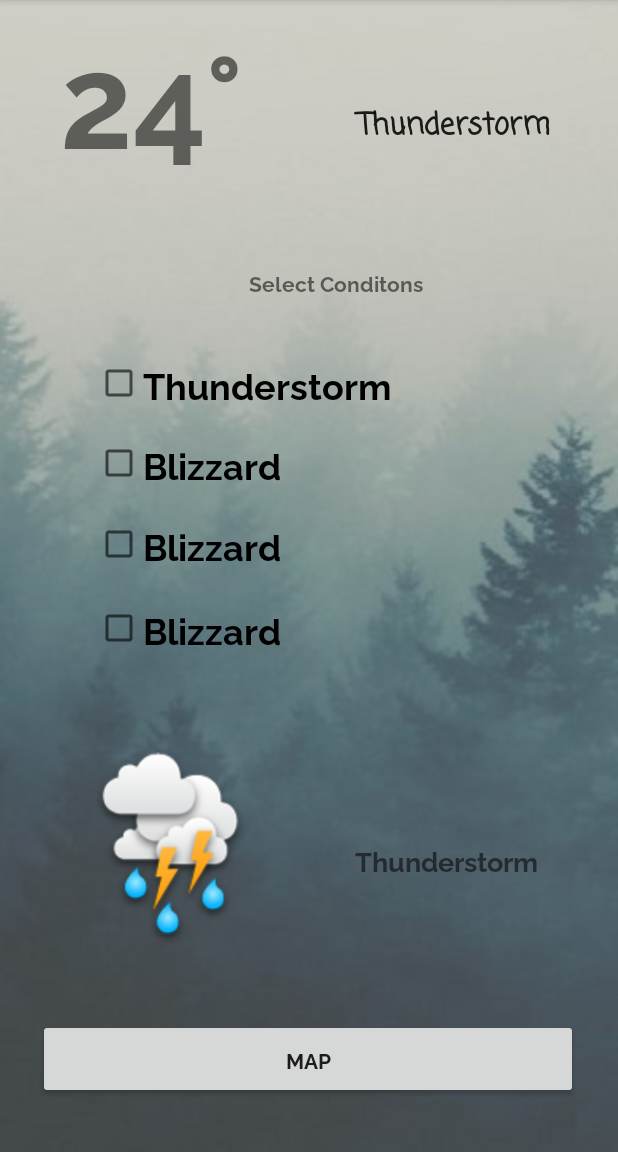
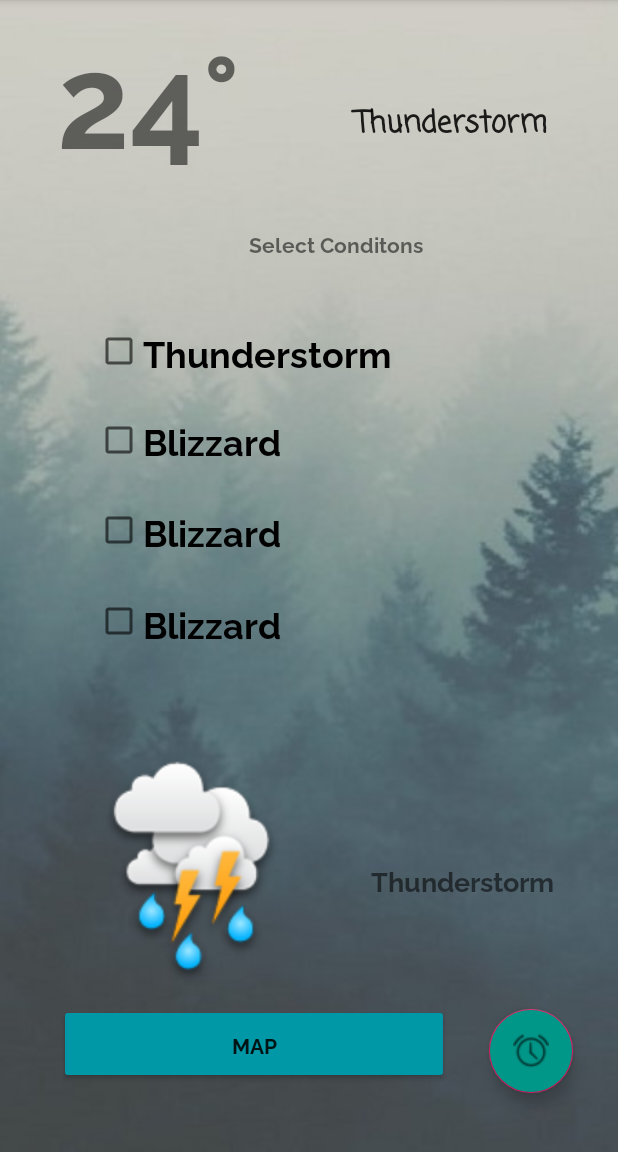
Before and after one commit to AV3110/Prototype_1, an Android app: the WeatherSwitches screen opened directly, with no data from a screen before it, on a phone screen of 412 x 824 dp, the part 84-1236 px from its top. Run offline under Robolectric (Android 15) with nearby library versions, the phone set to English and light mode, and no system bars; libraries missing offline, so code that uses them is left out: com.loopj.android, cz.msebera.android.

Commit message:
Get Hour and Minute

```diff
--- a/app/build.gradle
+++ b/app/build.gradle
@@ -30,6 +30,5 @@ dependencies {
     androidTestImplementation 'androidx.test.espresso:espresso-core:3.1.1'
     implementation 'com.loopj.android:android-async-http:1.4.9'
     implementation 'com.google.android.libraries.places:places:2.0.0'
-    implementation 'com.tapadoo.android:alerter:4.0.2'
 
 }
--- a/app/src/main/java/com/lightsabers/prototype_1/MainActivity.java
+++ b/app/src/main/java/com/lightsabers/prototype_1/MainActivity.java
@@ -8,7 +8,7 @@ import android.content.Intent;
 import android.os.Bundle;
 
 import com.google.android.material.floatingactionbutton.FloatingActionButton;
-import com.tapadoo.alerter.Alerter;
+
 
 import androidx.appcompat.app.AppCompatActivity;
 import androidx.appcompat.widget.Toolbar;
--- a/app/src/main/java/com/lightsabers/prototype_1/WeatherSwitches.java
+++ b/app/src/main/java/com/lightsabers/prototype_1/WeatherSwitches.java
@@ -6,7 +6,9 @@ import androidx.core.app.ActivityCompat;
 
 import android.Manifest;
 
+import android.app.AlarmManager;
 import android.app.ProgressDialog;
+import android.app.TimePickerDialog;
 import android.content.Context;
 import android.content.Intent;
 import android.content.pm.PackageManager;
@@ -24,6 +26,8 @@ import android.widget.ImageView;
 import android.widget.TextView;
 import android.widget.Toast;
 
+import com.google.android.material.floatingactionbutton.FloatingActionButton;
+import com.google.android.material.snackbar.Snackbar;
 import com.loopj.android.http.AsyncHttpClient;
 import com.loopj.android.http.JsonHttpResponseHandler;
 import com.loopj.android.http.RequestParams;
@@ -31,6 +35,7 @@ import com.loopj.android.http.RequestParams;
 import org.json.JSONObject;
 
 
+import java.util.Calendar;
 
 import cz.msebera.android.httpclient.Header;
 
@@ -41,6 +46,10 @@ public class WeatherSwitches extends AppCompatActivity    {
 
     LocationManager mLocationManager;
     LocationListener mLocationListener;
+    Calendar calendar = Calendar.getInstance();
+    TimePickerDialog.OnTimeSetListener onTimeSetListener;
+    AlarmManager alarmManager;
+
     String weatherText;
     long MIN_TIME = 5000;
     float MIN_DISTANCE = 1000;
@@ -56,15 +65,21 @@ public class WeatherSwitches extends AppCompatActivity    {
     Button goToMapBtn;
     CheckBox c1, c2;
     ProgressDialog progressDialog;
+    FloatingActionButton addAlarm;
     String latitude;
     String longitude;
+
+    String cboxText1 = "Thunderstorm";
+    String cboxText2 = "Blizzard";
+    String cboxText3 = "Downburst";
+    String cboxText4 = "Tornado";
 
 
     @Override
     protected void onCreate(Bundle savedInstanceState) {
         super.onCreate(savedInstanceState);
 
-        progressDialog = ProgressDialog.show(WeatherSwitches.this, "", "Please wait");
+        progressDialog = ProgressDialog.show(WeatherSwitches.this, "", "Loading Weather");
 
         setContentView(R.layout.activity_weather_switches);
         weatherTextView = findViewById(R.id.weatherTextView);
@@ -74,6 +89,14 @@ public class WeatherSwitches extends AppCompatActivity    {
         goToMapBtn = findViewById(R.id.goToMapBtn);
         c1 = findViewById(R.id.textview8);
         c2 = findViewById(R.id.textview9);
+        addAlarm = findViewById(R.id.addAlarm);
+
+        addAlarm.setOnClickListener(new View.OnClickListener() {
+            @Override
+            public void onClick(View view) {
+
+            }
+        });
 
         goToMapBtn.setOnClickListener(new View.OnClickListener() {
             @Override
@@ -88,27 +111,6 @@ public class WeatherSwitches extends AppCompatActivity    {
 
         getLocation();
 
-        c1.setOnCheckedChangeListener(new CompoundButton.OnCheckedChangeListener() {
-
-            @Override
-            public void onCheckedChanged(CompoundButton buttonView, boolean isChecked) {
-                if (c1.isChecked()) {
-                    Toast.makeText(getApplicationContext(), "thunderstorm selected.", Toast.LENGTH_SHORT).show();
-                   //weatherCondition();
-                }
-            }
-        });
-
-        c2.setOnCheckedChangeListener(new CompoundButton.OnCheckedChangeListener() {
-
-            @Override
-            public void onCheckedChanged(CompoundButton buttonView, boolean isChecked) {
-                if (c2.isChecked()) {
-                    Toast.makeText(getApplicationContext(), "blizzard selected", Toast.LENGTH_SHORT).show();
-                    //weatherCondition();
-                }
-            }
-        });
     }
 
     @Override
@@ -180,6 +182,40 @@ public class WeatherSwitches extends AppCompatActivity    {
                 temp = weatherModel.getMtemperature()-273.15;
                 temperatureV.setText(String.valueOf(temp));
                 progressDialog.dismiss();
+                weatherCondition(weatherModel);
+
+                c1.setOnCheckedChangeListener(new CompoundButton.OnCheckedChangeListener() {
+
+                    @Override
+                    public void onCheckedChanged(CompoundButton buttonView, boolean isChecked) {
+                        if (c1.isChecked()) {
+//                            Toast.makeText(getApplicationContext(), "Thunderstorm selected.", Toast.LENGTH_SHORT).show();
+                            Snackbar.make(buttonView, "Alarm won't ring if there is a Thunderstorm", Snackbar.LENGTH_LONG)
+                                .setAction("Action", null).show();
+                            weatherText = "Thunderstorm";
+                            if(weatherText.equals(cboxText1)) {
+                                Log.d(TAG, "weatherCondition: true");
+                            }
+                        } else {
+                            Snackbar.make(buttonView, "Alarm won't check for a Thunderstorm", Snackbar.LENGTH_LONG)
+                                    .setAction("Action", null).show();
+                        }
+                    }
+                });
+
+                c2.setOnCheckedChangeListener(new CompoundButton.OnCheckedChangeListener() {
+
+                    @Override
+                    public void onCheckedChanged(CompoundButton buttonView, boolean isChecked) {
+                        if (c2.isChecked()) {
+                            Toast.makeText(getApplicationContext(), "Blizzard selected", Toast.LENGTH_SHORT).show();
+                            if(weatherText.equals(cboxText2)) {
+                                Log.d(TAG, "weatherCondition: true");
+                            }
+                        }
+                    }
+                });
+
             }
             @Override
             public void onFailure(int statusCode, Header[] headers, Throwable throwable, JSONObject errorResponse) {
@@ -190,26 +226,35 @@ public class WeatherSwitches extends AppCompatActivity    {
         });
     }
 
-    public void weatherCondition() {
-
-        CurrentWeatherModel model = new CurrentWeatherModel();
+    public void weatherCondition(CurrentWeatherModel model) {
 
         String weatherText = model.getmWeather();
-        String cboxText1 = String.valueOf(R.string.thunderstorm);
-        String cboxText2 = String.valueOf(R.string.blizzard);
+        Log.d(TAG, "weatherCondition: " + weatherText);
 
-        if (weatherText.equals(cboxText1)) {
-            Log.d(TAG, "weatherCondition: dnt ring the alarm " + cboxText1);
-            Toast.makeText(getApplicationContext(), "Weather : " + cboxText1, Toast.LENGTH_SHORT).show();
-        } else {
-            Log.d(TAG, "weatherCondition: RINGGGGG!!");
+        Log.d(TAG, "weatherCondition: " + cboxText1);
+
+
+        if(weatherText.equals(cboxText1)) {
+            Log.d(TAG, "weatherCondition: true");
+        } else if(weatherText.equals(cboxText2)) {
+            Log.d(TAG, "weatherCondition: true2");
+        }else {
+            Log.d(TAG, "weatherCondition: false");
         }
-        if (weatherText.equals(cboxText2)) {
-            Log.d(TAG, "weatherCondition: dnt ring the alarm ");
-            Toast.makeText(getApplicationContext(), "Weather : " + cboxText2, Toast.LENGTH_SHORT).show();
-        } else{
-            Log.d(TAG, "weatherCondition: RINGGGGG!!");
-        }
+
+
+//        if (weatherText.equals(cboxText1)) {
+//            Log.d(TAG, "weatherCondition: dnt ring the alarm " + cboxText1);
+//            Toast.makeText(getApplicationContext(), "Weather : " + cboxText1, Toast.LENGTH_SHORT).show();
+//        } else {
+//            Log.d(TAG, "weatherCondition: RINGGGGG!!");
+//        }
+//        if (weatherText.equals(cboxText2)) {
+//            Log.d(TAG, "weatherCondition: dnt ring the alarm ");
+//            Toast.makeText(getApplicationContext(), "Weather : " + cboxText2, Toast.LENGTH_SHORT).show();
+//        } else{
+//            Log.d(TAG, "weatherCondition: RINGGGGG!!");
+//        }
     }
 
     @Override
--- a/app/src/main/res/layout/activity_weather_switches.xml
+++ b/app/src/main/res/layout/activity_weather_switches.xml
@@ -9,19 +9,20 @@
 
     <Button
         android:id="@+id/goToMapBtn"
-        android:layout_width="360dp"
+        android:layout_width="260dp"
         android:layout_height="53dp"
         android:layout_marginStart="22dp"
         android:layout_marginEnd="22dp"
         android:layout_marginBottom="35dp"
+        android:backgroundTint="#0097A7"
         android:fontFamily="@font/raleway_bold"
         android:text="@string/Map"
         app:layout_constraintBottom_toBottomOf="parent"
         app:layout_constraintEnd_toEndOf="parent"
-        app:layout_constraintHorizontal_bias="0.428"
+        app:layout_constraintHorizontal_bias="0.163"
         app:layout_constraintStart_toStartOf="parent"
         app:layout_constraintTop_toBottomOf="@+id/descriptionTv"
-        app:layout_constraintVertical_bias="1.0" />
+        app:layout_constraintVertical_bias="0.794" />
 
     <CheckBox
         android:id="@+id/textview8"
@@ -42,8 +43,8 @@
 
     <CheckBox
         android:id="@+id/textview9"
-        android:layout_width="wrap_content"
-        android:layout_height="wrap_content"
+        android:layout_width="196dp"
+        android:layout_height="37dp"
         android:layout_marginBottom="20dp"
         android:fontFamily="@font/raleway_bold"
         android:text="@string/blizzard"
@@ -54,8 +55,8 @@
 
     <CheckBox
         android:id="@+id/textview10"
-        android:layout_width="wrap_content"
-        android:layout_height="wrap_content"
+        android:layout_width="200dp"
+        android:layout_height="35dp"
         android:layout_marginBottom="22dp"
         android:fontFamily="@font/raleway_bold"
         android:text="@string/blizzard"
@@ -66,8 +67,8 @@
 
     <CheckBox
         android:id="@+id/textview11"
-        android:layout_width="wrap_content"
-        android:layout_height="wrap_content"
+        android:layout_width="202dp"
+        android:layout_height="31dp"
         android:layout_marginBottom="107dp"
         android:fontFamily="@font/raleway_bold"
         android:text="@string/blizzard"
@@ -78,11 +79,11 @@
 
     <ImageView
         android:id="@+id/weatherImage"
-        android:layout_width="135dp"
+        android:layout_width="0dp"
         android:layout_height="155dp"
-        android:layout_marginStart="45dp"
+        android:layout_marginStart="39dp"
         android:layout_marginEnd="6dp"
-        android:layout_marginBottom="37dp"
+        android:layout_marginBottom="12dp"
         app:layout_constraintBottom_toTopOf="@+id/goToMapBtn"
         app:layout_constraintEnd_toStartOf="@+id/descriptionTv"
         app:layout_constraintStart_toStartOf="parent"
@@ -113,8 +114,8 @@
         android:layout_width="0dp"
         android:layout_height="0dp"
 
-        android:layout_marginEnd="4dp"
-        android:layout_marginBottom="154dp"
+        android:layout_marginEnd="16dp"
+        android:layout_marginBottom="136dp"
         android:fontFamily="@font/raleway_bold"
         android:gravity="center"
         android:text="@string/thunderstorm"
@@ -124,21 +125,21 @@
         app:layout_constraintBottom_toBottomOf="parent"
         app:layout_constraintEnd_toEndOf="parent"
         app:layout_constraintStart_toEndOf="@+id/weatherImage"
-        app:layout_constraintTop_toBottomOf="@+id/weatherTextView">
+        app:layout_constraintTop_toBottomOf="@+id/temperature">
 
     </TextView>
 
     <TextView
         android:id="@+id/temperature"
-        android:layout_width="193dp"
+        android:layout_width="189dp"
         android:layout_height="137dp"
         android:layout_marginStart="4dp"
-        android:layout_marginBottom="30dp"
+        android:layout_marginBottom="403dp"
         android:fontFamily="@font/raleway_bold"
         android:text="24°"
         android:textAlignment="center"
         android:textSize="86sp"
-        app:layout_constraintBottom_toTopOf="@+id/textView"
+        app:layout_constraintBottom_toTopOf="@+id/descriptionTv"
         app:layout_constraintEnd_toStartOf="@+id/weatherTextView"
         app:layout_constraintStart_toStartOf="parent"
         app:layout_constraintTop_toTopOf="parent" />
@@ -158,4 +159,18 @@
         app:layout_constraintStart_toStartOf="@+id/temperature"
         app:layout_constraintTop_toBottomOf="@+id/temperature" />
 
+    <com.google.android.material.floatingactionbutton.FloatingActionButton
+        android:id="@+id/addAlarm"
+        android:layout_width="wrap_content"
+        android:layout_height="wrap_content"
+        android:backgroundTint="#009688"
+        android:clickable="true"
+        app:layout_constraintBottom_toBottomOf="parent"
+        app:layout_constraintEnd_toEndOf="parent"
+        app:layout_constraintHorizontal_bias="0.464"
+        app:layout_constraintStart_toEndOf="@+id/goToMapBtn"
+        app:layout_constraintTop_toBottomOf="@+id/descriptionTv"
+        app:layout_constraintVertical_bias="0.51"
+        app:srcCompat="@android:drawable/ic_lock_idle_alarm" />
+
 </androidx.constraintlayout.widget.ConstraintLayout>
```
